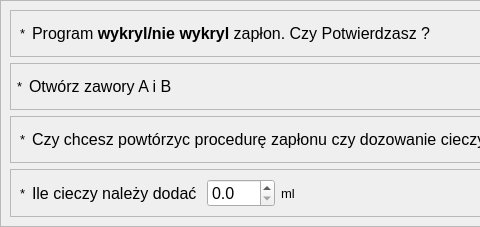
wiacekmarcin/StanowiskoChemiczne, file app/nowytest_7.ui: the form before one commit; both pictures show x 0 to 480 and y 0 to 227 of the 1002 by 227 pixel window.
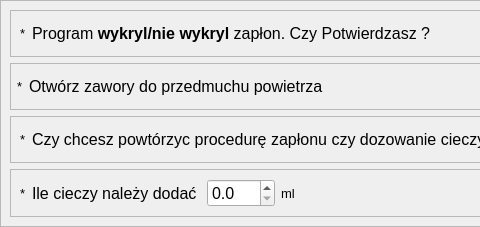
The form after the commit. Custom widgets are drawn as their Qt base class.

The edit to the form file:
```diff
--- a/app/nowytest_7.ui
+++ b/app/nowytest_7.ui
@@ -6,7 +6,7 @@
    <rect>
     <x>0</x>
     <y>0</y>
-    <width>746</width>
+    <width>763</width>
     <height>207</height>
    </rect>
   </property>
@@ -177,7 +177,7 @@
             </font>
            </property>
            <property name="text">
-            <string>Otwórz zawory A i B</string>
+            <string>Otwórz zawory do przedmuchu powietrza</string>
            </property>
           </widget>
          </item>
```
